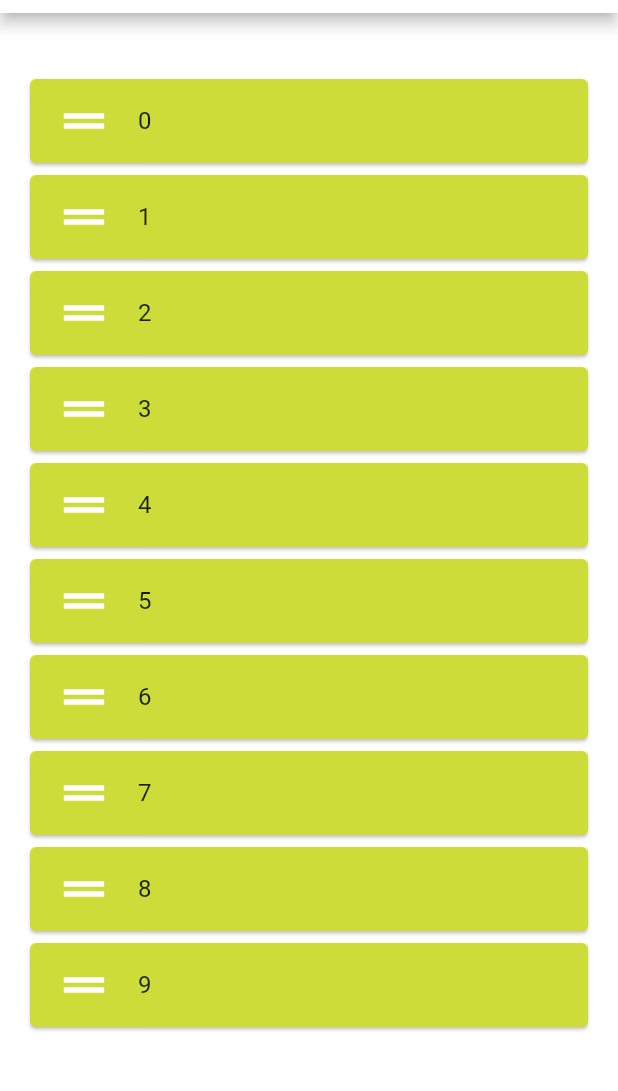
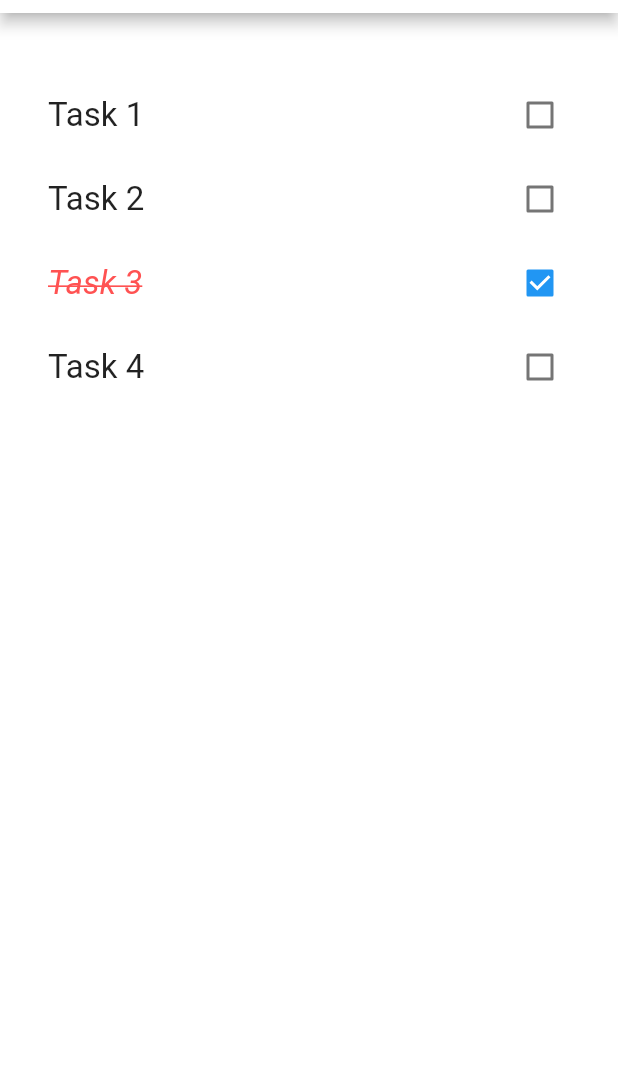
Before and after one commit to t18n/flutter-todo, a Flutter app: the screen it shows after launch, on a phone screen of 412 x 824 dp, the part 71-1162 px from its top. Run offline on Flutter 3.47's test engine with Material 2 defaults, Android fonts, the light colour scheme and no system bars.

Commit message:
feat: add a task list with togglable status

```diff
--- a/lib/screens/home.dart
+++ b/lib/screens/home.dart
@@ -2,7 +2,12 @@ import 'package:flutter/material.dart';
 import 'package:flutter_todo/widgets/todolist.dart';
 
 class Home extends StatefulWidget {
-  final List<String> _items = List.generate(10, (i) => i.toString());
+  final List<Task> _items = [
+    Task(id: '1', task: 'Task 1', isDone: false),
+    Task(id: '2', task: 'Task 2', isDone: false),
+    Task(id: '3', task: 'Task 3', isDone: true),
+    Task(id: '4', task: 'Task 4', isDone: false)
+  ];
 
   @override
   _HomeState createState() => _HomeState();
@@ -21,7 +26,17 @@ class _HomeState extends State<Home> {
 
   void sorting() {
     setState(() {
-      widget._items.sort();
+      widget._items.sort((a, b) => a.id.compareTo(b.id));
+    });
+  }
+
+  void onToggleDone(bool, String id) {
+    setState(() {
+      if (!bool) {
+        widget._items.firstWhere((el) => el.id == id).isDone = false;
+      } else {
+        widget._items.firstWhere((el) => el.id == id).isDone = true;
+      }
     });
   }
 
@@ -47,6 +62,7 @@ class _HomeState extends State<Home> {
       body: TodoList(
         items: widget._items,
         reorderData: reorderData,
+        onToggleDone: onToggleDone,
       ),
     );
   }
--- /dev/null
+++ b/lib/widgets/strikethrough.dart
@@ -0,0 +1,33 @@
+import 'package:flutter/material.dart';
+
+bool toggle = false;
+
+class StrikeThrough extends StatelessWidget {
+  final bool todoToggle;
+  final String todoText;
+
+  StrikeThrough({this.todoToggle, this.todoText}) : super();
+
+  Widget _strikewidget() {
+    if (todoToggle == false) {
+      return Text(
+        todoText,
+        style: TextStyle(fontSize: 22.0),
+      );
+    } else {
+      return Text(
+        todoText,
+        style: TextStyle(
+            fontSize: 22.0,
+            decoration: TextDecoration.lineThrough,
+            color: Colors.redAccent,
+            fontStyle: FontStyle.italic),
+      );
+    }
+  }
+
+  @override
+  Widget build(BuildContext context) {
+    return _strikewidget();
+  }
+}
--- a/lib/widgets/todolist.dart
+++ b/lib/widgets/todolist.dart
@@ -1,10 +1,20 @@
 import 'package:flutter/material.dart';
+import 'package:flutter_todo/widgets/strikethrough.dart';
+
+class Task {
+  String id;
+  String task;
+  bool isDone;
+
+  Task({this.id, this.task, this.isDone});
+}
 
 class TodoList extends StatelessWidget {
-  final List<String> items;
+  final List<Task> items;
   final void Function(int, int) reorderData;
+  final void Function(bool, String) onToggleDone;
 
-  TodoList({this.items, this.reorderData});
+  TodoList({this.items, this.reorderData, this.onToggleDone});
 
   @override
   Widget build(BuildContext context) {
@@ -12,21 +22,13 @@ class TodoList extends StatelessWidget {
       padding: EdgeInsets.symmetric(horizontal: 16, vertical: 40),
       onReorder: reorderData,
       children: <Widget>[
-        for (final item in items)
-          Card(
-            key: ValueKey(item),
-            color: Colors.lime,
-            elevation: 1,
-            child: ListTile(
-              // onTap: () => print('hey'),
-              title: Text(item),
-              leading: Icon(
-                Icons.drag_handle,
-                color: Colors.white,
-                size: 40,
-              ),
-            ),
-          ),
+        for (var item in items)
+          CheckboxListTile(
+            value: item.isDone,
+            onChanged: (bool) => onToggleDone(bool, item.id),
+            key: Key(item.id),
+            title: StrikeThrough(todoText: item.task, todoToggle: item.isDone),
+          )
       ],
     );
   }
```
